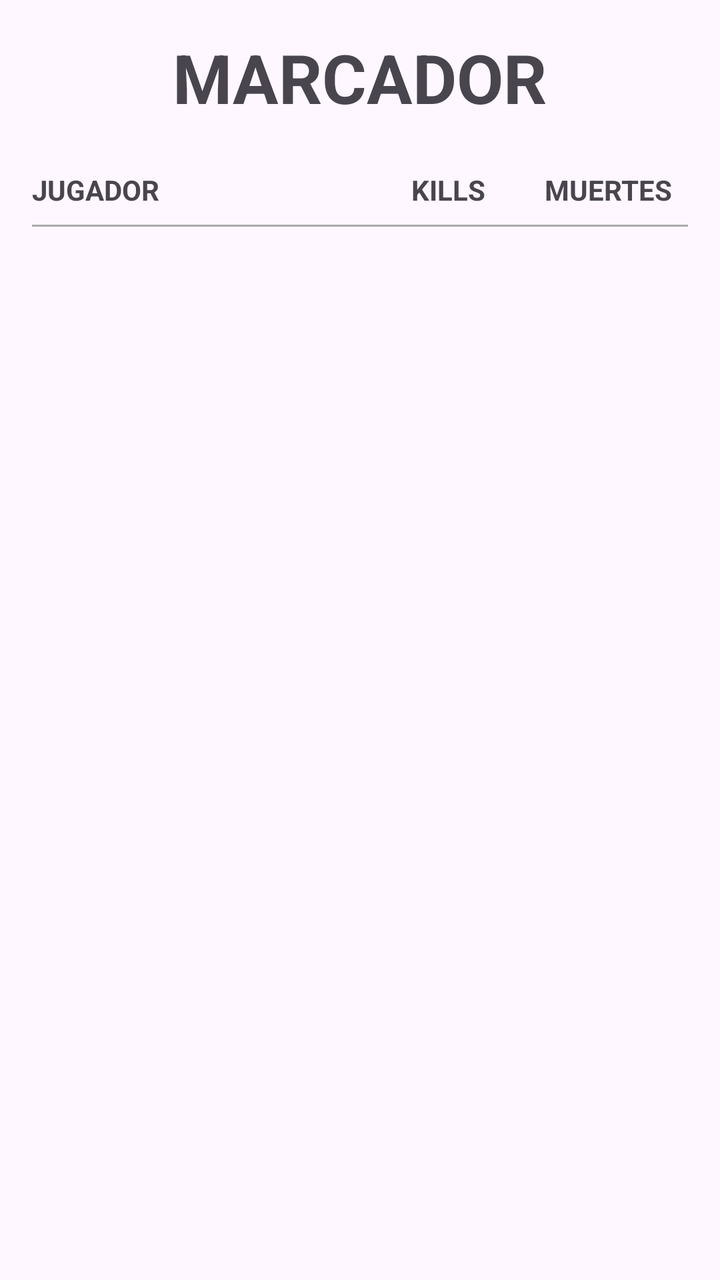
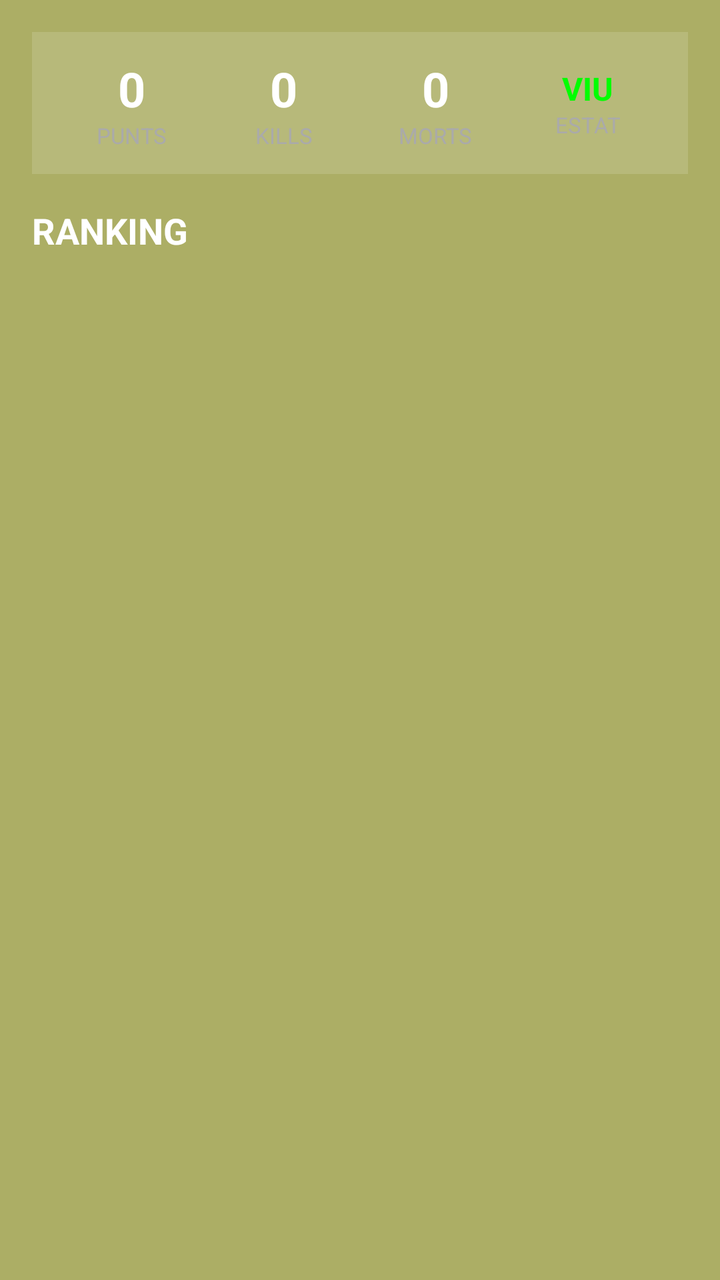

Screens rendered from an Android XML layout before and after an edit, with the pre-edit source and the edit as a unified diff.
<!-- AndroidManifest.xml: application theme Theme.LaserTag -->
<!-- res/layout/fragment_marcador.xml -->
<?xml version="1.0" encoding="utf-8"?>
<LinearLayout xmlns:android="http://schemas.android.com/apk/res/android"
    xmlns:tools="http://schemas.android.com/tools"
    android:layout_width="match_parent"
    android:layout_height="match_parent"
    android:orientation="vertical"
    android:padding="16dp"
    android:gravity="center_horizontal"
    tools:context=".A3_Partida.F_Marcador">

    <TextView
        android:layout_width="wrap_content"
        android:layout_height="wrap_content"
        android:text="MARCADOR"
        android:textSize="34sp"
        android:textStyle="bold"
        android:layout_marginBottom="24dp"/>

    <LinearLayout
        android:layout_width="match_parent"
        android:layout_height="wrap_content"
        android:orientation="horizontal"
        android:paddingBottom="8dp">

        <TextView
            android:layout_width="0dp"
            android:layout_height="wrap_content"
            android:layout_weight="1"
            android:text="JUGADOR"
            android:textStyle="bold" />

        <TextView
            android:layout_width="wrap_content"
            android:layout_height="wrap_content"
            android:minWidth="80dp"
            android:gravity="center"
            android:text="KILLS"
            android:textStyle="bold" />

        <TextView
            android:layout_width="wrap_content"
            android:layout_height="wrap_content"
            android:minWidth="80dp"
            android:gravity="center"
            android:text="MUERTES"
            android:textStyle="bold" />
    </LinearLayout>

    <View
        android:layout_width="match_parent"
        android:layout_height="1dp"
        android:background="@android:color/darker_gray"/>

    <androidx.recyclerview.widget.RecyclerView
        android:id="@+id/recyclerViewMarcador"
        android:layout_width="match_parent"
        android:layout_height="0dp"
        android:layout_weight="1"
        tools:listitem="@layout/item_marcador_jugador" />

</LinearLayout>
<!-- res/layout/item_marcador_jugador.xml (included above) -->
<?xml version="1.0" encoding="utf-8"?>
<LinearLayout xmlns:android="http://schemas.android.com/apk/res/android"
    android:layout_width="match_parent"
    android:layout_height="wrap_content"
    android:orientation="horizontal"
    android:paddingVertical="12dp">

    <TextView
        android:id="@+id/textViewPlayerName"
        android:layout_width="0dp"
        android:layout_height="wrap_content"
        android:layout_weight="1"
        android:text="Nombre Jugador"
        android:textSize="18sp" />

    <TextView
        android:id="@+id/textViewKills"
        android:layout_width="wrap_content"
        android:layout_height="wrap_content"
        android:minWidth="80dp"
        android:gravity="center"
        android:text="10"
        android:textSize="18sp" />

    <TextView
        android:id="@+id/textViewDeaths"
        android:layout_width="wrap_content"
        android:layout_height="wrap_content"
        android:minWidth="80dp"
        android:gravity="center"
        android:text="5"
        android:textSize="18sp" />

</LinearLayout>
<!-- resources referenced by this layout -->
<resources>
  <style name="Theme.LaserTag" parent="Base.Theme.LaserTag" />
  <style name="Base.Theme.LaserTag" parent="Theme.Material3.DayNight.NoActionBar">
          
          
      </style>
</resources>

<!-- the commit's change to res/layout/fragment_marcador.xml (unified diff, before → after) -->
@@ -1,96 +1,142 @@
 <?xml version="1.0" encoding="utf-8"?>
-<LinearLayout xmlns:android="http://schemas.android.com/apk/res/android"
-    xmlns:tools="http://schemas.android.com/tools"
-    android:layout_width="match_parent"
-    android:layout_height="match_parent"
-    android:orientation="vertical"
-    android:padding="16dp"
-    android:gravity="center_horizontal"
-    tools:context=".A3_Partida.F_Marcador">
+<layout>
+    <androidx.constraintlayout.widget.ConstraintLayout
+        xmlns:android="http://schemas.android.com/apk/res/android"
+        xmlns:app="http://schemas.android.com/apk/res-auto"
+        android:layout_width="match_parent"
+        android:layout_height="match_parent"
+        android:background="@color/fons_fragment"
+        android:padding="16dp">
 
-    <TextView
-        android:layout_width="wrap_content"
-        android:layout_height="wrap_content"
-        android:text="MARCADOR"
-        android:textSize="34sp"
-        android:textStyle="bold"
-        android:layout_marginBottom="24dp"/>
+        <LinearLayout
+            android:id="@+id/layoutStatsPropies"
+            android:layout_width="match_parent"
+            android:layout_height="wrap_content"
+            android:orientation="horizontal"
+            android:background="#22FFFFFF"
+            android:padding="12dp"
+            android:gravity="center"
+            app:layout_constraintTop_toTopOf="parent"
+            app:layout_constraintStart_toStartOf="parent"
+            app:layout_constraintEnd_toEndOf="parent">
 
-    <LinearLayout
-        android:layout_width="match_parent"
-        android:layout_height="wrap_content"
-        android:orientation="horizontal"
-        android:paddingBottom="8dp">
+            <LinearLayout
+                android:layout_width="0dp"
+                android:layout_height="wrap_content"
+                android:layout_weight="1"
+                android:orientation="vertical"
+                android:gravity="center">
+
+                <TextView
+                    android:id="@+id/tvPunts"
+                    android:layout_width="wrap_content"
+                    android:layout_height="wrap_content"
+                    android:text="0"
+                    android:textColor="@android:color/white"
+                    android:textSize="24sp"
+                    android:textStyle="bold"/>
+
+                <TextView
+                    android:layout_width="wrap_content"
+                    android:layout_height="wrap_content"
+                    android:text="PUNTS"
+                    android:textColor="#AAAAAA"
+                    android:textSize="11sp"/>
+            </LinearLayout>
+
+            <LinearLayout
+                android:layout_width="0dp"
+                android:layout_height="wrap_content"
+                android:layout_weight="1"
+                android:orientation="vertical"
+                android:gravity="center">
+
+                <TextView
+                    android:id="@+id/tvKills"
+                    android:layout_width="wrap_content"
+                    android:layout_height="wrap_content"
+                    android:text="0"
+                    android:textColor="@android:color/white"
+                    android:textSize="24sp"
+                    android:textStyle="bold"/>
+
+                <TextView
+                    android:layout_width="wrap_content"
+                    android:layout_height="wrap_content"
+                    android:text="KILLS"
+                    android:textColor="#AAAAAA"
+                    android:textSize="11sp"/>
+            </LinearLayout>
+
+            <LinearLayout
+                android:layout_width="0dp"
+                android:layout_height="wrap_content"
+                android:layout_weight="1"
+                android:orientation="vertical"
+                android:gravity="center">
+
+                <TextView
+                    android:id="@+id/tvMorts"
+                    android:layout_width="wrap_content"
+                    android:layout_height="wrap_content"
+                    android:text="0"
+                    android:textColor="@android:color/white"
+                    android:textSize="24sp"
+                    android:textStyle="bold"/>
+
+                <TextView
+                    android:layout_width="wrap_content"
+                    android:layout_height="wrap_content"
+                    android:text="MORTS"
+                    android:textColor="#AAAAAA"
+                    android:textSize="11sp"/>
+            </LinearLayout>
+
+            <LinearLayout
+                android:layout_width="0dp"
+                android:layout_height="wrap_content"
+                android:layout_weight="1"
+                android:orientation="vertical"
+                android:gravity="center">
+
+                <TextView
+                    android:id="@+id/tvViu"
+                    android:layout_width="wrap_content"
+                    android:layout_height="wrap_content"
+                    android:text="VIU"
+                    android:textColor="#00FF00"
+                    android:textSize="16sp"
+                    android:textStyle="bold"/>
+
+                <TextView
+                    android:layout_width="wrap_content"
+                    android:layout_height="wrap_content"
+                    android:text="ESTAT"
+                    android:textColor="#AAAAAA"
+                    android:textSize="11sp"/>
+            </LinearLayout>
+
+        </LinearLayout>
 
         <TextView
-            android:layout_width="0dp"
-            android:layout_height="wrap_content"
-            android:layout_weight="1"
-            android:text="JUGADOR"
-            android:textStyle="bold" />
-
-        <TextView
+            android:id="@+id/tvTitolRanking"
             android:layout_width="wrap_content"
             android:layout_height="wrap_content"
-            android:minWidth="80dp"
-            android:gravity="center"
-            android:text="KILLS"
-            android:textStyle="bold" />
+            android:text="RANKING"
+            android:textColor="@android:color/white"
+            android:textSize="18sp"
+            android:textStyle="bold"
+            android:layout_marginTop="16dp"
+            app:layout_constraintTop_toBottomOf="@id/layoutStatsPropies"
+            app:layout_constraintStart_toStartOf="parent"/>
 
-        <TextView
-            android:layout_width="wrap_content"
-            android:layout_height="wrap_content"
-            android:minWidth="80dp"
-            android:gravity="center"
-            android:text="MUERTES"
-            android:textStyle="bold" />
-    </LinearLayout>
+        <androidx.recyclerview.widget.RecyclerView
+            android:id="@+id/recyclerViewMarcador"
+            android:layout_width="match_parent"
+            android:layout_height="0dp"
+            android:layout_marginTop="8dp"
+            app:layout_constraintTop_toBottomOf="@id/tvTitolRanking"
+            app:layout_constraintBottom_toBottomOf="parent"/>
 
-    <View
-        android:layout_width="match_parent"
-        android:layout_height="1dp"
-        android:background="@android:color/darker_gray"/>
-
-    <androidx.recyclerview.widget.RecyclerView
-        android:id="@+id/recyclerViewMarcador"
-        android:layout_width="match_parent"
-        android:layout_height="0dp"
-        android:layout_weight="1"
-        tools:listitem="@layout/item_marcador_jugador" />
-
-</LinearLayout>
-<!-- res/layout/item_marcador_jugador.xml (included above) -->
-<?xml version="1.0" encoding="utf-8"?>
-<LinearLayout xmlns:android="http://schemas.android.com/apk/res/android"
-    android:layout_width="match_parent"
-    android:layout_height="wrap_content"
-    android:orientation="horizontal"
-    android:paddingVertical="12dp">
-
-    <TextView
-        android:id="@+id/textViewPlayerName"
-        android:layout_width="0dp"
-        android:layout_height="wrap_content"
-        android:layout_weight="1"
-        android:text="Nombre Jugador"
-        android:textSize="18sp" />
-
-    <TextView
-        android:id="@+id/textViewKills"
-        android:layout_width="wrap_content"
-        android:layout_height="wrap_content"
-        android:minWidth="80dp"
-        android:gravity="center"
-        android:text="10"
-        android:textSize="18sp" />
-
-    <TextView
-        android:id="@+id/textViewDeaths"
-        android:layout_width="wrap_content"
-        android:layout_height="wrap_content"
-        android:minWidth="80dp"
-        android:gravity="center"
-        android:text="5"
-        android:textSize="18sp" />
-
-</LinearLayout>
+    </androidx.constraintlayout.widget.ConstraintLayout>
+</layout>
<!-- resource entries referenced after the edit -->
@@ -1,5 +1,6 @@
 <!-- resources referenced by this layout -->
 <resources>
+  <color name="fons_fragment">#ACAE65</color>
   <style name="Theme.LaserTag" parent="Base.Theme.LaserTag" />
   <style name="Base.Theme.LaserTag" parent="Theme.Material3.DayNight.NoActionBar">
           
